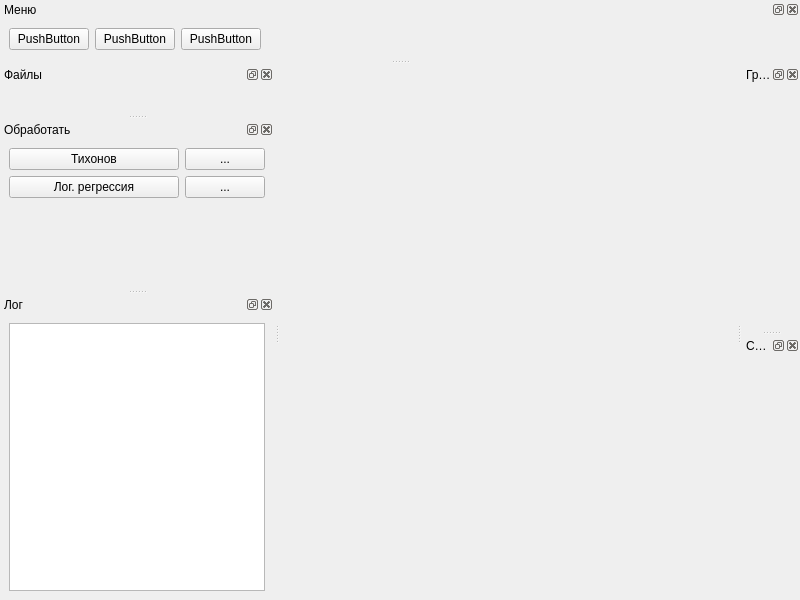
This is mainwindow.ui in Dm1stry/pyNMR_Processing as Qt 5 draws it before an edit. The edited form follows.
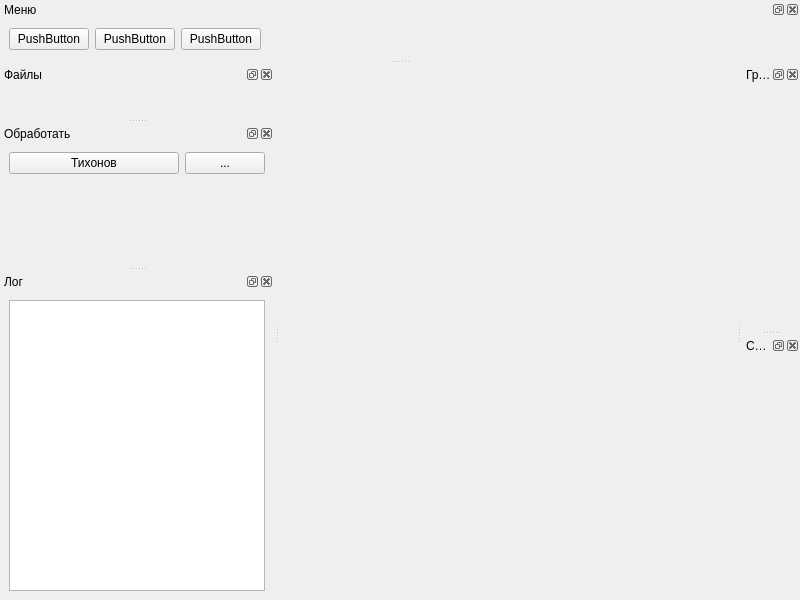
This is the edited form.

```diff
--- a/mainwindow.ui
+++ b/mainwindow.ui
@@ -68,32 +68,6 @@
          </property>
         </widget>
        </item>
-       <item row="1" column="0">
-        <widget class="QPushButton" name="log_reg_button">
-         <property name="sizePolicy">
-          <sizepolicy hsizetype="MinimumExpanding" vsizetype="Fixed">
-           <horstretch>0</horstretch>
-           <verstretch>0</verstretch>
-          </sizepolicy>
-         </property>
-         <property name="text">
-          <string>Лог. регрессия</string>
-         </property>
-        </widget>
-       </item>
-       <item row="1" column="1">
-        <widget class="QPushButton" name="log_reg_params_button">
-         <property name="sizePolicy">
-          <sizepolicy hsizetype="Maximum" vsizetype="Fixed">
-           <horstretch>0</horstretch>
-           <verstretch>0</verstretch>
-          </sizepolicy>
-         </property>
-         <property name="text">
-          <string>...</string>
-         </property>
-        </widget>
-       </item>
       </layout>
      </item>
      <item>
```
